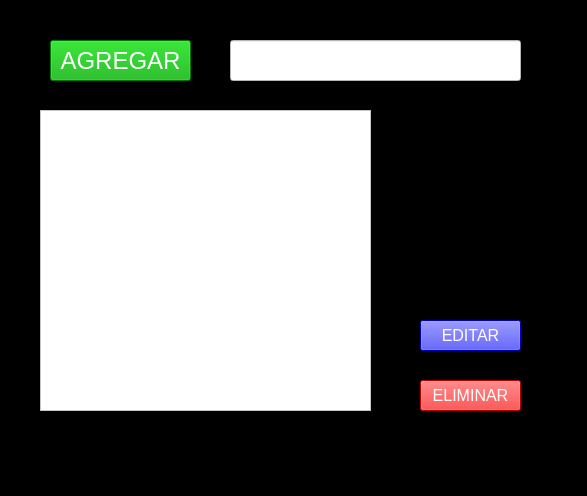
Yerick253110809-prog/ToDoList-YRRG-, file ToDoList.ui: the form before one commit.
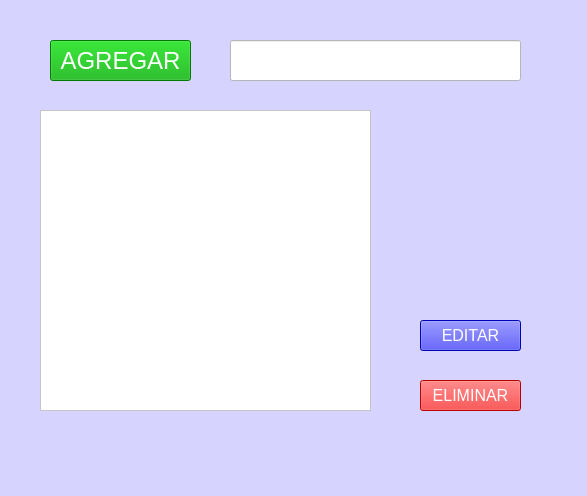
The form after the commit.

Commit message: ahora si listo

```diff
--- a/ToDoList.ui
+++ b/ToDoList.ui
@@ -14,7 +14,7 @@
    <string>MainWindow</string>
   </property>
   <property name="styleSheet">
-   <string notr="true">background-color: rgb(0, 0, 0);</string>
+   <string notr="true">background-color: rgb(214, 212, 255);</string>
   </property>
   <widget class="QWidget" name="centralwidget">
    <widget class="QLineEdit" name="editTarea">
```
